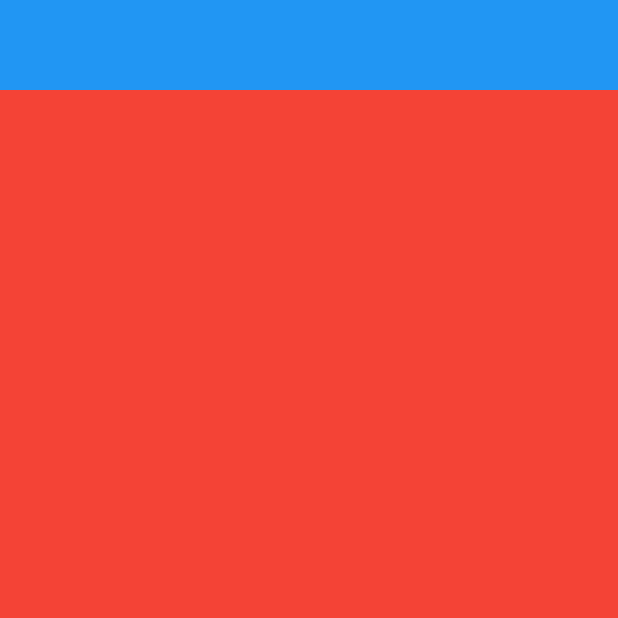
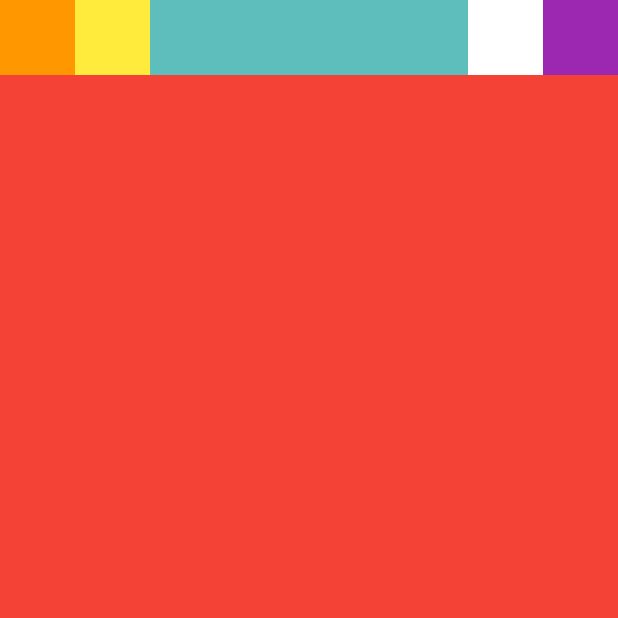
Before and after one commit to threeplef/flutter-Baemin, a Flutter app: the screen it shows after launch, on a phone screen of 412 x 824 dp, the top half of it. Run offline on Flutter 3.47's test engine with Material 2 defaults, Android fonts, the light colour scheme and no system bars.

Commit message:
Add: appBar UI 구현 완료

```diff
--- a/lib/baemin_home_screen.dart
+++ b/lib/baemin_home_screen.dart
@@ -9,8 +9,16 @@ class BaeminHomeScreen extends StatelessWidget {
       return SafeArea(
         child: Container(
           width: double.infinity,
-          height: 60,
-          color: Colors.blue,
+          decoration: BoxDecoration(color: Color(0xFF5EBEBB)),
+          child: Row(
+            children: [
+              Container(width: 50, height: 50, color: Colors.orange),
+              Container(width: 50, height: 50, color: Colors.yellow),
+              Expanded(child: Container(height: 50)),
+              Container(width: 50, height: 50, color: Colors.white),
+              Container(width: 50, height: 50, color: Colors.purple),
+            ],
+          ),
         ),
       );
     }
```
